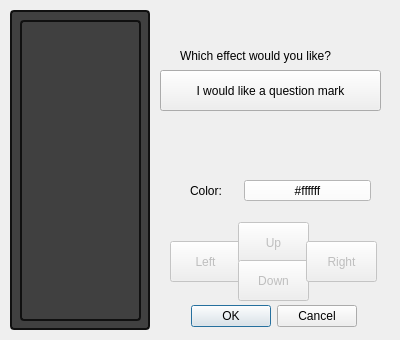
ThereIsNoEscape/cs383project, file Tower_of_Lights_Editor_V3/lettereffectdialog.ui: the form before one commit.
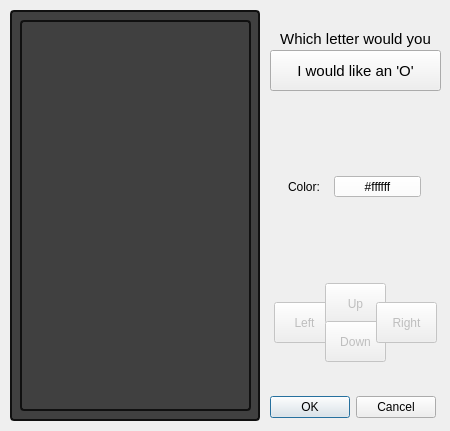
The form after the commit.

Diff of the .ui file:
```diff
--- a/Tower_of_Lights_Editor_V3/lettereffectdialog.ui
+++ b/Tower_of_Lights_Editor_V3/lettereffectdialog.ui
@@ -6,20 +6,20 @@
    <rect>
     <x>0</x>
     <y>0</y>
-    <width>400</width>
-    <height>340</height>
+    <width>450</width>
+    <height>431</height>
    </rect>
   </property>
   <property name="minimumSize">
    <size>
-    <width>400</width>
-    <height>300</height>
+    <width>450</width>
+    <height>431</height>
    </size>
   </property>
   <property name="maximumSize">
    <size>
-    <width>400</width>
-    <height>360</height>
+    <width>460</width>
+    <height>440</height>
    </size>
   </property>
   <property name="windowTitle">
@@ -28,8 +28,8 @@
   <widget class="QDialogButtonBox" name="buttonBox">
    <property name="geometry">
     <rect>
-     <x>126</x>
-     <y>300</y>
+     <x>205</x>
+     <y>391</y>
      <width>231</width>
      <height>32</height>
     </rect>
@@ -46,8 +46,8 @@
     <rect>
      <x>10</x>
      <y>10</y>
-     <width>140</width>
-     <height>320</height>
+     <width>250</width>
+     <height>411</height>
     </rect>
    </property>
    <property name="sizePolicy">
@@ -72,8 +72,8 @@
      <rect>
       <x>10</x>
       <y>10</y>
-      <width>121</width>
-      <height>301</height>
+      <width>231</width>
+      <height>391</height>
      </rect>
     </property>
     <layout class="QGridLayout" name="gridLayout">
@@ -89,9 +89,9 @@
    </property>
    <property name="geometry">
     <rect>
-     <x>170</x>
-     <y>241</y>
-     <width>71</width>
+     <x>274</x>
+     <y>302</y>
+     <width>61</width>
      <height>41</height>
     </rect>
    </property>
@@ -105,9 +105,9 @@
    </property>
    <property name="geometry">
     <rect>
-     <x>238</x>
-     <y>222</y>
-     <width>71</width>
+     <x>325</x>
+     <y>283</y>
+     <width>61</width>
      <height>41</height>
     </rect>
    </property>
@@ -121,9 +121,9 @@
    </property>
    <property name="geometry">
     <rect>
-     <x>238</x>
-     <y>260</y>
-     <width>71</width>
+     <x>325</x>
+     <y>321</y>
+     <width>61</width>
      <height>41</height>
     </rect>
    </property>
@@ -137,9 +137,9 @@
    </property>
    <property name="geometry">
     <rect>
-     <x>306</x>
-     <y>241</y>
-     <width>71</width>
+     <x>376</x>
+     <y>302</y>
+     <width>61</width>
      <height>41</height>
     </rect>
    </property>
@@ -150,34 +150,50 @@
   <widget class="QLabel" name="label">
    <property name="geometry">
     <rect>
-     <x>180</x>
-     <y>40</y>
-     <width>181</width>
-     <height>31</height>
+     <x>270</x>
+     <y>30</y>
+     <width>171</width>
+     <height>81</height>
     </rect>
    </property>
+   <property name="font">
+    <font>
+     <pointsize>11</pointsize>
+    </font>
+   </property>
    <property name="text">
-    <string>Which effect would you like?</string>
+    <string>Which letter would you like?</string>
+   </property>
+   <property name="alignment">
+    <set>Qt::AlignHCenter|Qt::AlignTop</set>
+   </property>
+   <property name="wordWrap">
+    <bool>true</bool>
    </property>
   </widget>
   <widget class="QPushButton" name="pushButton_test">
    <property name="geometry">
     <rect>
-     <x>160</x>
-     <y>70</y>
-     <width>221</width>
+     <x>270</x>
+     <y>50</y>
+     <width>171</width>
      <height>41</height>
     </rect>
    </property>
+   <property name="font">
+    <font>
+     <pointsize>11</pointsize>
+    </font>
+   </property>
    <property name="text">
-    <string>I would like a question mark</string>
+    <string>I would like an 'O'</string>
    </property>
   </widget>
   <widget class="QLabel" name="label_2">
    <property name="geometry">
     <rect>
-     <x>190</x>
-     <y>180</y>
+     <x>288</x>
+     <y>176</y>
      <width>59</width>
      <height>21</height>
     </rect>
@@ -189,9 +205,9 @@
   <widget class="QPushButton" name="pushButton_color">
    <property name="geometry">
     <rect>
-     <x>244</x>
-     <y>180</y>
-     <width>127</width>
+     <x>334</x>
+     <y>176</y>
+     <width>87</width>
      <height>21</height>
     </rect>
    </property>
```
